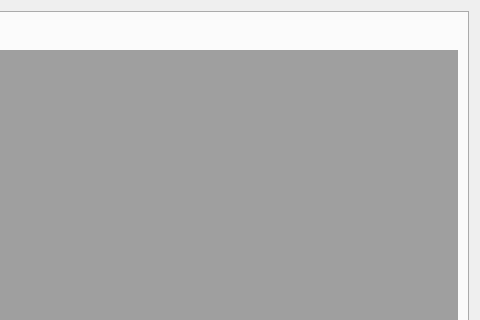
vedranMv/dataDashboard, file mainwindow.ui: the form before one commit; both pictures show x 544 to 1024 and y 0 to 320 of the 1024 by 768 pixel window.
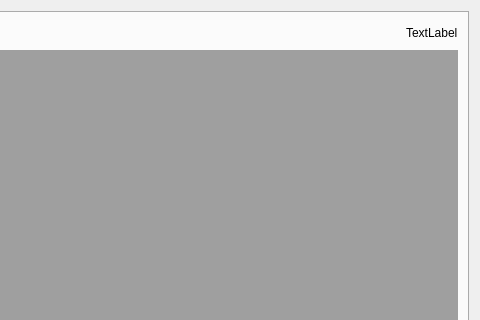
The form after the commit. The open tabs and pages were chosen to show the change.

Commit message: dev-1.0: Added data frequency estimate in main window

The edit to the form file:
```diff
--- a/mainwindow.ui
+++ b/mainwindow.ui
@@ -75,6 +75,13 @@
            </property>
           </spacer>
          </item>
+         <item>
+          <widget class="QLabel" name="sampleRate">
+           <property name="text">
+            <string>TextLabel</string>
+           </property>
+          </widget>
+         </item>
         </layout>
        </item>
        <item>
```
Left out of the diff: 2 changed lines with no effect on the pictures. The commit also changes 3 other files.
